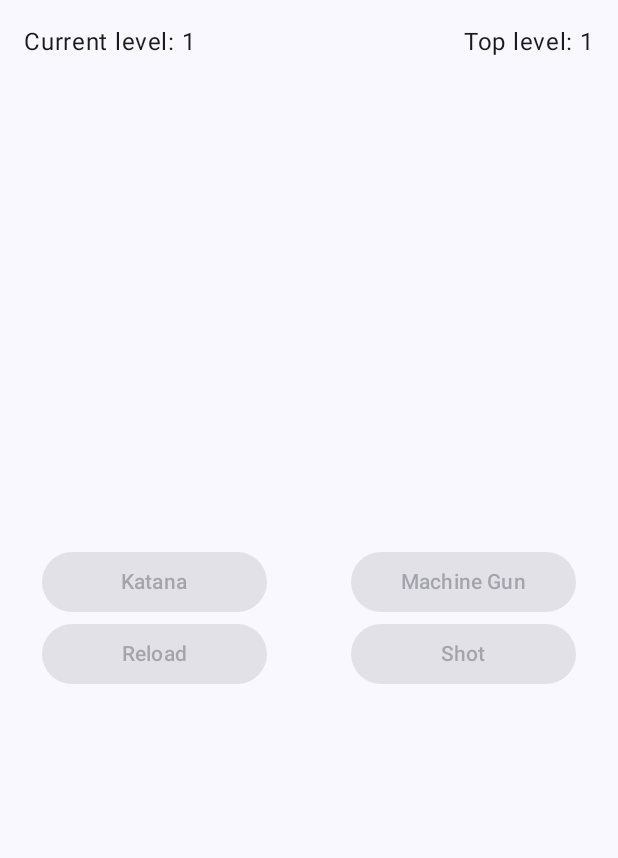
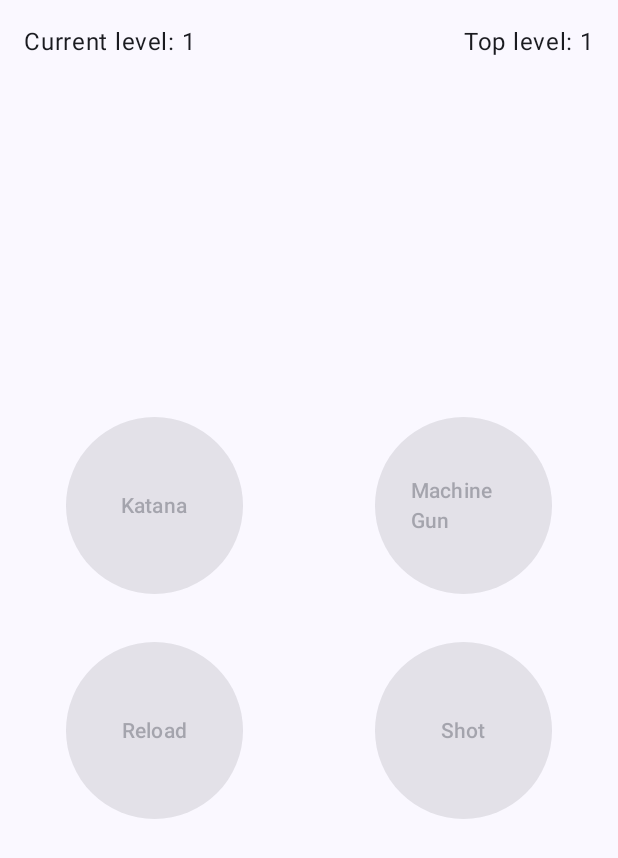
Before and after one commit to dimax77/repeatthesequence, an Android app built with Jetpack Compose: the screen it shows after launch (MainActivity), after a tap on "Shot", on a phone screen of 412 x 824 dp. Shown: the top 858 px of the screen. Run offline under Robolectric (Android 15) with nearby library versions, the phone set to English and light mode, and no system bars; our stand-ins replace livedata-compose.

Commit message:
User input Bug fix

```diff
--- a/app/src/main/java/com/example/rts/ButtonState.kt
+++ b/app/src/main/java/com/example/rts/ButtonState.kt
@@ -1,8 +1,11 @@
 //ButtonState.kt
 package com.example.rts
+
+import androidx.compose.ui.graphics.Color
 
 class ButtonState(
     val id: Int,
     val soundResId: Int,
-    val title: String
+    val title: String,
+    val color: Color
 )
--- a/app/src/main/java/com/example/rts/GameModel.kt
+++ b/app/src/main/java/com/example/rts/GameModel.kt
@@ -1,9 +1,12 @@
 // GameModel.kt
 package com.example.rts
 
+import android.content.Context
 import androidx.compose.runtime.mutableIntStateOf
+import androidx.compose.ui.graphics.Color
+import androidx.core.content.ContextCompat
 
-class GameModel {
+class GameModel(private val context: Context) {
     var currentLevel = mutableIntStateOf(1)
     var topLevel = mutableIntStateOf(1)
     var userPlaying = false
@@ -14,7 +17,13 @@ class GameModel {
         ButtonState(
             id = it,
             soundResId = SoundUtil.getSoundResource(it),
-            title = SoundUtil.getTitle(it)
+            title = SoundUtil.getTitle(it),
+            color = getResColor("buttonColor${it + 1}")
         )
     }
+
+    private fun getResColor(colorId: String): Color {
+        val colorResId = context.resources.getIdentifier(colorId, "color", context.packageName)
+        return Color(ContextCompat.getColor(context, colorResId))
+    }
 }
--- a/app/src/main/java/com/example/rts/GameViewModel.kt
+++ b/app/src/main/java/com/example/rts/GameViewModel.kt
@@ -1,6 +1,7 @@
 //GameViewModel.kt
 package com.example.rts
 
+import android.content.Context
 import android.util.Log
 import androidx.compose.runtime.mutableStateOf
 import androidx.compose.runtime.remember
@@ -15,8 +16,8 @@ import kotlinx.coroutines.launch
 import kotlinx.coroutines.withContext
 import kotlin.random.Random
 
-class GameViewModel(private val soundPlayer: SoundPlayer) : ViewModel() {
-    private val gameModel = MutableLiveData(GameModel())
+class GameViewModel(context: Context, private val soundPlayer: SoundPlayer) : ViewModel() {
+    private val gameModel = MutableLiveData(GameModel(context))
     private var _randomSequence: MutableLiveData<MutableList<Int>>? = null
     val randomSequence: LiveData<MutableList<Int>>
         get() {
@@ -25,16 +26,24 @@ class GameViewModel(private val soundPlayer: SoundPlayer) : ViewModel() {
             return _randomSequence!!
         }
 
+    fun clearUserInput() {
+        gameModel.value?.apply {
+            userInput = mutableListOf()
+        }
+        gameModel.postValue(gameModel.value)
+    }
+
     fun updateRandomSequence() {
         _randomSequence?.value?.add((0..3).random())
         _randomSequence?.postValue(_randomSequence?.value)
     }
 
-    fun resetState(){
+    fun resetState() {
         state.value?.userInput?.clear()
         _randomSequence?.value?.clear()
         state.value?.currentLevel?.intValue = 1
     }
+
     val state: LiveData<GameModel>
         get() = gameModel
 
--- a/app/src/main/java/com/example/rts/GameViewModelFactory.kt
+++ b/app/src/main/java/com/example/rts/GameViewModelFactory.kt
@@ -1,13 +1,15 @@
 //GameViewModelFactory.kt
 package com.example.rts
 
+import android.content.Context
 import androidx.lifecycle.ViewModel
 import androidx.lifecycle.ViewModelProvider
 
-class GameViewModelFactory(private val soundPlayer: SoundPlayer) : ViewModelProvider.Factory {
+class GameViewModelFactory(private val context: Context, private val soundPlayer: SoundPlayer) :
+    ViewModelProvider.Factory {
     override fun <T : ViewModel> create(modelClass: Class<T>): T {
         if (modelClass.isAssignableFrom(GameViewModel::class.java))
-            return GameViewModel(soundPlayer) as T
+            return GameViewModel(context, soundPlayer) as T
         throw IllegalArgumentException("Unknown ViewModel class")
     }
 }
--- a/app/src/main/java/com/example/rts/MainActivity.kt
+++ b/app/src/main/java/com/example/rts/MainActivity.kt
@@ -3,6 +3,7 @@ package com.example.rts
 
 import android.os.Bundle
 import android.util.Log
+import android.widget.Button
 import androidx.activity.ComponentActivity
 import androidx.activity.compose.setContent
 import androidx.compose.foundation.interaction.MutableInteractionSource
@@ -12,9 +13,11 @@ import androidx.compose.foundation.layout.Column
 import androidx.compose.foundation.layout.Row
 import androidx.compose.foundation.layout.fillMaxSize
 import androidx.compose.foundation.layout.fillMaxWidth
+import androidx.compose.foundation.layout.height
 import androidx.compose.foundation.layout.padding
 import androidx.compose.foundation.layout.width
 import androidx.compose.material3.Button
+import androidx.compose.material3.ButtonDefaults
 import androidx.compose.material3.MaterialTheme
 import androidx.compose.material3.Surface
 import androidx.compose.material3.Text
@@ -54,7 +57,7 @@ class MainActivity : ComponentActivity() {
                 ) {
                     GameScreen(
                         viewModel = ViewModelProvider(
-                            this, GameViewModelFactory(soundPlayer)
+                            this, GameViewModelFactory(this, soundPlayer)
                         )[GameViewModel::class.java]
                     )
                 }
@@ -115,7 +118,6 @@ fun runGame(
     coroutineScope: CoroutineScope,
     randomSequence: List<Int>
 ) {
-    Log.d("Random Sequence", "$randomSequence")
     coroutineScope.launch {
         val playSequenceJob = playSequence(
             viewModel = viewModel,
@@ -129,12 +131,14 @@ fun runGame(
         while (viewModel.state.value!!.userInput.size < randomSequence.size)
             delay(100)
         isEnabled.value = false
-        if (viewModel.checkUserInput(viewModel.randomSequence.value!!)) {
+        val userInputMatch = viewModel.checkUserInput(viewModel.randomSequence.value!!)
+        if (userInputMatch) {
 
             if (viewModel.state.value!!.currentLevel.intValue > viewModel.state.value!!.topLevel.intValue) viewModel.state.value!!.topLevel =
                 viewModel.state.value!!.currentLevel
             viewModel.updateRandomSequence()
-            viewModel.state.value!!.userInput.clear()
+            viewModel.clearUserInput()
+            Log.d("user input size:", "${viewModel.state.value?.userInput?.size}")
             viewModel.state.value!!.currentLevel.intValue++
         } else {
             Log.d("Random Sequence: ", "$randomSequence")
@@ -187,8 +191,9 @@ fun RowButton(
             Button(
                 onClick = { viewModel.onButtonClicked(idx) },
                 interactionSource = interactionSource[idx],
-                modifier = Modifier.width(150.dp),
-                enabled = isEnabled.value
+                modifier = Modifier.width(150.dp).height(150.dp).padding(16.dp),
+                enabled = isEnabled.value,
+                colors = ButtonDefaults.buttonColors(viewModel.state.value!!.buttons[idx].color)
             ) {
                 Text(text = viewModel.state.value!!.buttons[idx].title)
             }
@@ -203,7 +208,8 @@ fun GameScreenPreview() {
     RTSTheme {
         GameScreen(
             viewModel = ViewModelProvider(
-                LocalViewModelStoreOwner.current!!, GameViewModelFactory(SoundPlayer(context))
+                LocalViewModelStoreOwner.current!!,
+                GameViewModelFactory(context, SoundPlayer(context))
             ).get(GameViewModel::class.java)
         )
     }
--- a/app/src/main/res/values/colors.xml
+++ b/app/src/main/res/values/colors.xml
@@ -7,4 +7,8 @@
     <color name="teal_700">#FF018786</color>
     <color name="black">#FF000000</color>
     <color name="white">#FFFFFFFF</color>
+    <color name="buttonColor1">#FF5733</color>
+    <color name="buttonColor2">#3498DB</color>
+    <color name="buttonColor3">#27AE60</color>
+    <color name="buttonColor4">#F39C12</color>
 </resources>
```
